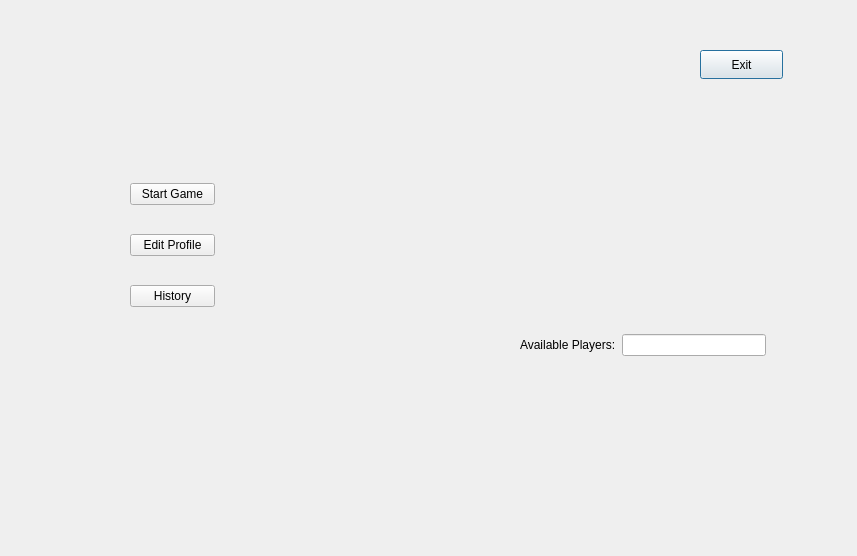
This is Client/UserPage.ui in AmirHNzr/Poffer-Game-Project as Qt 5 draws it before an edit. The edited form follows.
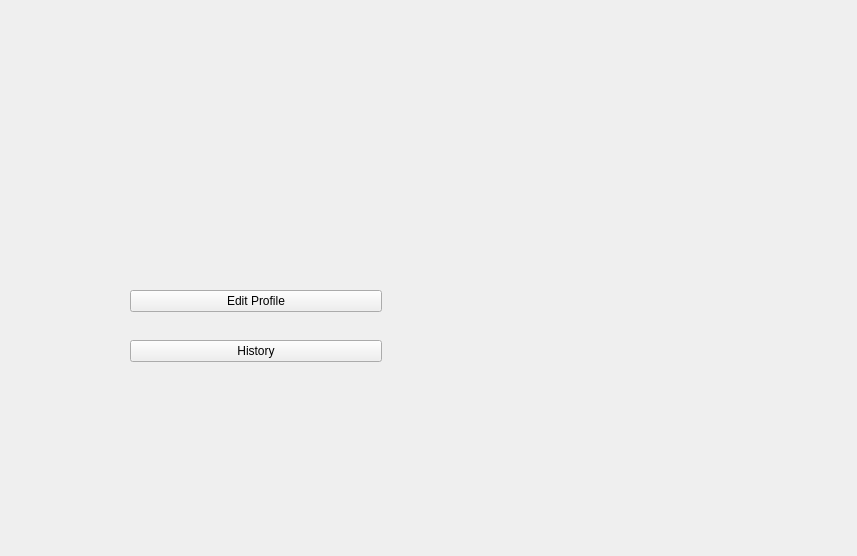
This is the edited form. Icons and pictures are not drawn.

```diff
--- a/Client/UserPage.ui
+++ b/Client/UserPage.ui
@@ -10,36 +10,85 @@
     <height>556</height>
    </rect>
   </property>
+  <property name="minimumSize">
+   <size>
+    <width>6</width>
+    <height>0</height>
+   </size>
+  </property>
   <property name="windowTitle">
    <string>Dialog</string>
   </property>
+  <property name="styleSheet">
+   <string notr="true">QDialog {
+    background-image: url(':/Images/assets/hi.res.crt.2.jpg');
+    background-repeat: no-repeat;
+    background-position: center;
+}</string>
+  </property>
   <widget class="QPushButton" name="btnExit">
    <property name="geometry">
     <rect>
-     <x>700</x>
+     <x>632</x>
      <y>50</y>
-     <width>83</width>
-     <height>29</height>
+     <width>131</width>
+     <height>81</height>
     </rect>
    </property>
+   <property name="styleSheet">
+    <string notr="true">QPushButton {
+                                        border: none;
+                                        background-image: url(:/Images/assets/BakcDef.PNG);
+                                        background-repeat: no-repeat;
+                                        background-position: center;
+									    border-radius: 15px; 
+
+                                      }
+                                      QPushButton:pressed {
+                                        background-image: url(:/Images/assets/BackHover.PNG);
+                                      }
+
+ </string>
+   </property>
    <property name="text">
-    <string>Exit</string>
+    <string/>
    </property>
   </widget>
-  <widget class="QWidget" name="">
+  <widget class="QWidget" name="layoutWidget">
    <property name="geometry">
     <rect>
      <x>130</x>
      <y>160</y>
-     <width>85</width>
-     <height>171</height>
+     <width>252</width>
+     <height>224</height>
     </rect>
    </property>
    <layout class="QVBoxLayout" name="verticalLayout">
     <item>
      <widget class="QPushButton" name="btnStart">
+      <property name="minimumSize">
+       <size>
+        <width>250</width>
+        <height>80</height>
+       </size>
+      </property>
+      <property name="styleSheet">
+       <string notr="true">QPushButton {
+                                        border: none;
+                                        background-image: url(:/Images/assets/PlayDef.PNG);
+                                        background-repeat: no-repeat;
+                                        background-position: center;
+										border-radius: 15px; 
+
+                                      }
+                                      QPushButton:pressed {
+                                        background-image: url(:/Images/assets/PlayHover.PNG);
+                                      }
+
+ </string>
+      </property>
       <property name="text">
-       <string>Start Game</string>
+       <string/>
       </property>
      </widget>
     </item>
@@ -59,31 +108,31 @@
     </item>
    </layout>
   </widget>
-  <widget class="QWidget" name="">
+  <widget class="QLabel" name="infoLbl">
    <property name="geometry">
     <rect>
-     <x>520</x>
-     <y>330</y>
-     <width>246</width>
-     <height>30</height>
+     <x>440</x>
+     <y>199</y>
+     <width>321</width>
+     <height>31</height>
     </rect>
    </property>
-   <layout class="QHBoxLayout" name="horizontalLayout">
-    <item>
-     <widget class="QLabel" name="label">
-      <property name="text">
-       <string>Available Players:</string>
-      </property>
-     </widget>
-    </item>
-    <item>
-     <widget class="QLineEdit" name="lePlayersCount">
-      <property name="readOnly">
-       <bool>true</bool>
-      </property>
-     </widget>
-    </item>
-   </layout>
+   <property name="text">
+    <string/>
+   </property>
+  </widget>
+  <widget class="QLabel" name="wlcLbl">
+   <property name="geometry">
+    <rect>
+     <x>340</x>
+     <y>70</y>
+     <width>261</width>
+     <height>41</height>
+    </rect>
+   </property>
+   <property name="text">
+    <string/>
+   </property>
   </widget>
  </widget>
  <resources/>
```
